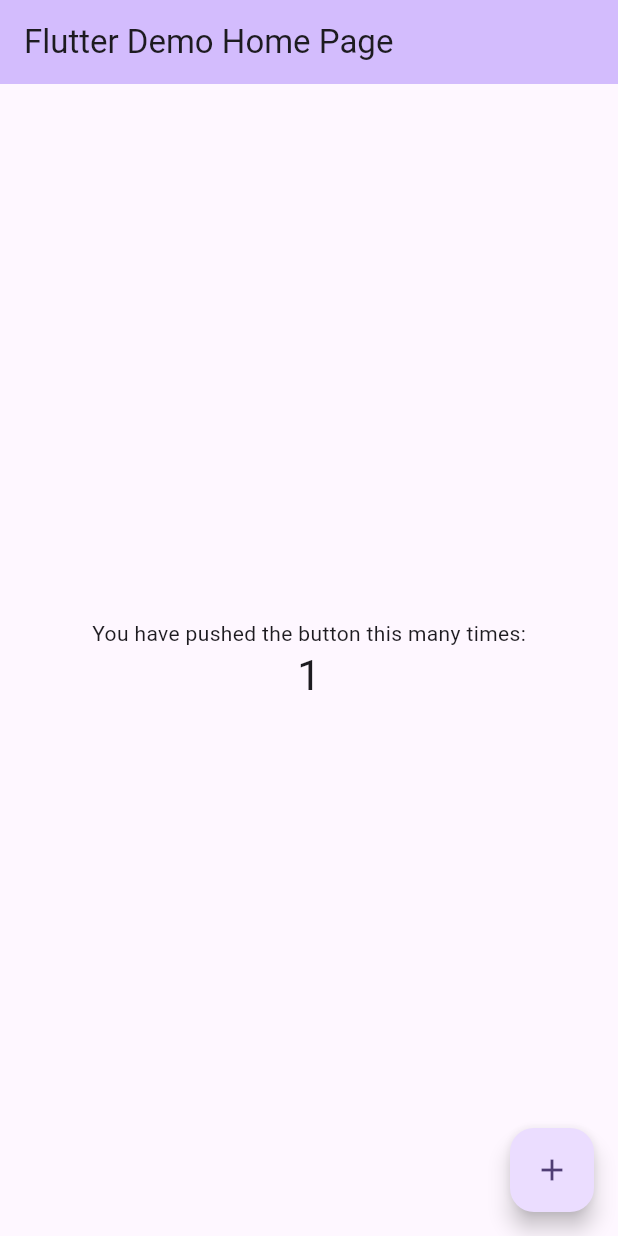
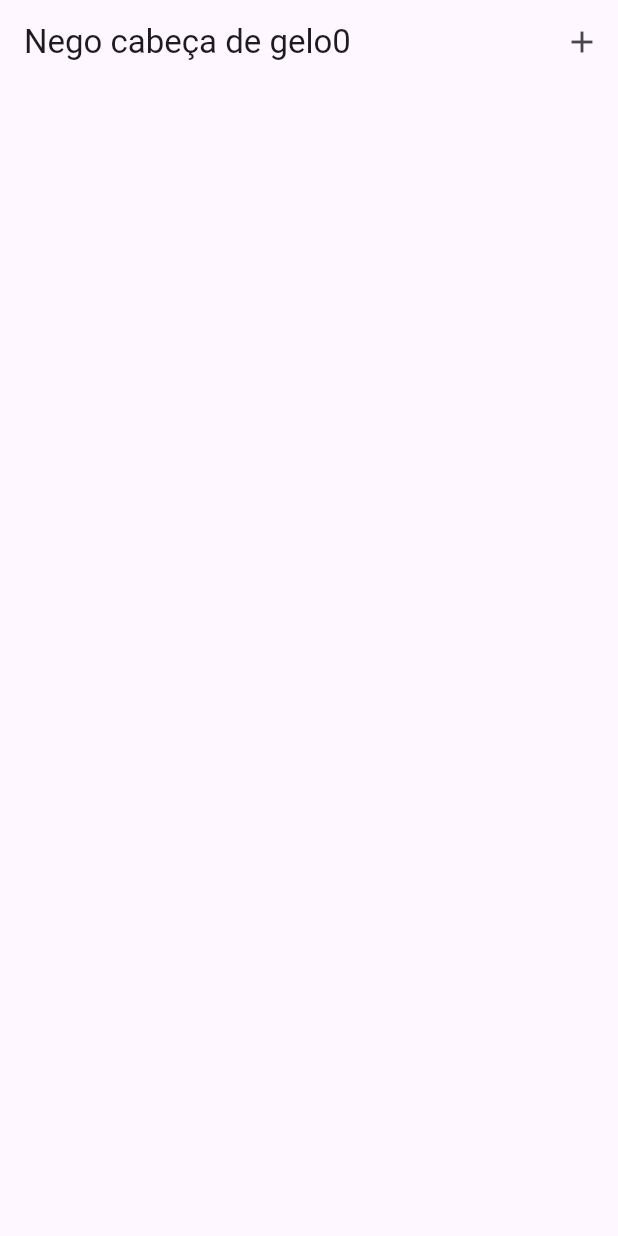
Before and after one commit to selingindev/todolist_provider, a Flutter app: the screen it shows after launch, after a tap on the "add" icon, on a phone screen of 412 x 824 dp. Run offline on Flutter 3.47's test engine with Material 3 defaults, Android fonts, the light colour scheme and no system bars.

Commit message:
fazendo props com flutter

```diff
--- /dev/null
+++ b/lib/features/todos/screens/todos_screens.dart
@@ -0,0 +1,18 @@
+import 'package:flutter/material.dart';
+
+class TodosScreens extends StatelessWidget {
+  final String title;
+
+  const TodosScreens({super.key, required this.title});
+
+  @override
+  Widget build(BuildContext context) {
+    return Scaffold(
+      appBar: AppBar(
+        title: Text(title),
+        actions: [IconButton(onPressed: () {}, icon: const Icon(Icons.add))],
+      ),
+      body: Container(),
+    );
+  }
+}
--- a/lib/main.dart
+++ b/lib/main.dart
@@ -1,6 +1,5 @@
-
-
 import 'package:flutter/material.dart';
+import 'package:todolist_provider/features/todos/screens/todos_screens.dart';
 
 void main() {
   runApp(const MyApp());
@@ -9,119 +8,15 @@ void main() {
 class MyApp extends StatelessWidget {
   const MyApp({super.key});
 
-  // This widget is the root of your application.
   @override
   Widget build(BuildContext context) {
     return MaterialApp(
       title: 'Flutter Demo',
       theme: ThemeData(
-        // This is the theme of your application.
-        //
-        // TRY THIS: Try running your application with "flutter run". You'll see
-        // the application has a purple toolbar. Then, without quitting the app,
-        // try changing the seedColor in the colorScheme below to Colors.green
-        // and then invoke "hot reload" (save your changes or press the "hot
-        // reload" button in a Flutter-supported IDE, or press "r" if you used'
-        // the command line to start the app).
-        //
-        // Notice that the counter didn't reset back to zero; the application
-        // state is not lost during the reload. To reset the state, use hot
-        // restart instead.
-        //
-        // This works for code too, not just values: Most code changes can be
-        // tested with just a hot reload.
         colorScheme: ColorScheme.fromSeed(seedColor: Colors.deepPurple),
         useMaterial3: true,
       ),
-      home: const MyHomePage(title: 'Flutter Demo Home Page'),
+      home: const TodosScreens(title: 'Nego cabeça de gelo0'),
     );
   }
 }
-
-class MyHomePage extends StatefulWidget {
-  const MyHomePage({super.key, required this.title});
-
-  // This widget is the home page of your application. It is stateful, meaning
-  // that it has a State object (defined below) that contains fields that affect
-  // how it looks.
-
-  // This class is the configuration for the state. It holds the values (in this
-  // case the title) provided by the parent (in this case the App widget) and
-  // used by the build method of the State. Fields in a Widget subclass are
-  // always marked "final".
-
-  final String title;
-
-  @override
-  State<MyHomePage> createState() => _MyHomePageState();
-}
-
-class _MyHomePageState extends State<MyHomePage> {
-  int _counter = 0;
-
-  void _incrementCounter() {
-    setState(() {
-      // This call to setState tells the Flutter framework that something has
-      // changed in this State, which causes it to rerun the build method below
-      // so that the display can reflect the updated values. If we changed
-      // _counter without calling setState(), then the build method would not be
-      // called again, and so nothing would appear to happen.
-      _counter++;
-    });
-  }
-
-  @override
-  Widget build(BuildContext context) {
-    // This method is rerun every time setState is called, for instance as done
-    // by the _incrementCounter method above.
-    //
-    // The Flutter framework has been optimized to make rerunning build methods
-    // fast, so that you can just rebuild anything that needs updating rather
-    // than having to individually change instances of widgets.
-    return Scaffold(
-      appBar: AppBar(
-        // TRY THIS: Try changing the color here to a specific color (to
-        // Colors.amber, perhaps?) and trigger a hot reload to see the AppBar
-        // change color while the other colors stay the same.
-        backgroundColor: Theme.of(context).colorScheme.inversePrimary,
-        // Here we take the value from the MyHomePage object that was created by
-        // the App.build method, and use it to set our appbar title.
-        title: Text(widget.title),
-      ),
-      body: Center(
-        // Center is a layout widget. It takes a single child and positions it
-        // in the middle of the parent.
-        child: Column(
-          // Column is also a layout widget. It takes a list of children and
-          // arranges them vertically. By default, it sizes itself to fit its
-          // children horizontally, and tries to be as tall as its parent.
-          //
-          // Column has various properties to control how it sizes itself and
-          // how it positions its children. Here we use mainAxisAlignment to
-          // center the children vertically; the main axis here is the vertical
-          // axis because Columns are vertical (the cross axis would be
-          // horizontal).
-          //
-          // TRY THIS: Invoke "debug painting" (choose the "Toggle Debug Paint"
-          // action in the IDE, or press "p" in the console), to see the
-          // wireframe for each widget.
-          mainAxisAlignment: MainAxisAlignment.center,
-          children: <Widget>[
-            const Text(
-              'You have pushed the button this many times:',
-            ),
-            Text(
-              '$_counter',
-              style: Theme.of(context).textTheme.headlineMedium,
-            ),
-          ],
-        ),
-      ),
-      floatingActionButton: FloatingActionButton(
-        onPressed: _incrementCounter,
-        tooltip: 'Increment',
-        child: const Icon(Icons.add),
-      ), // This trailing comma makes auto-formatting nicer for build methods.
-    );
-  }
-}
```
